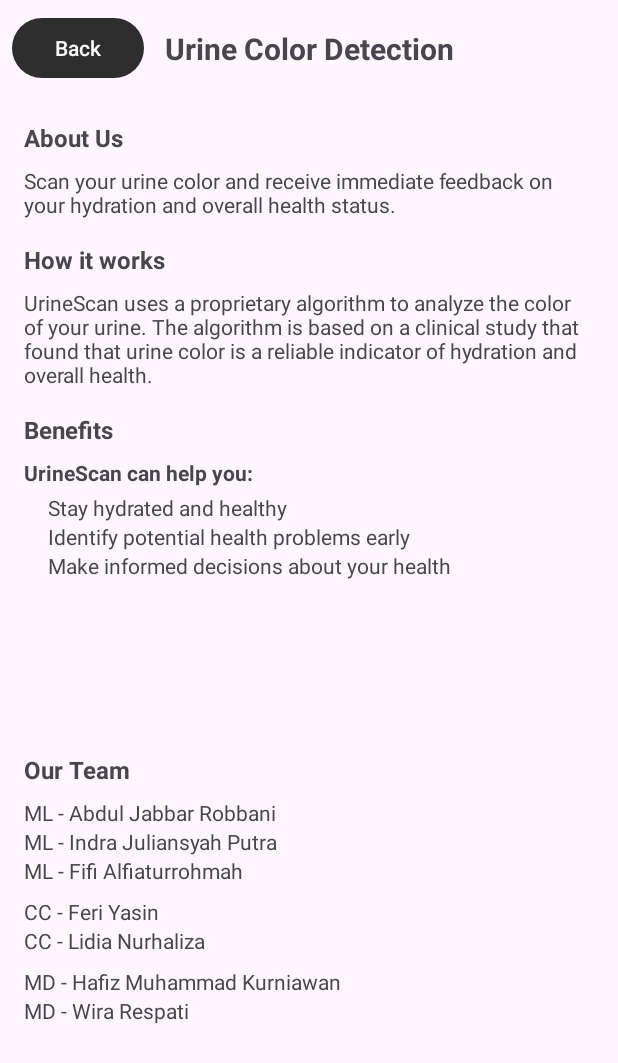
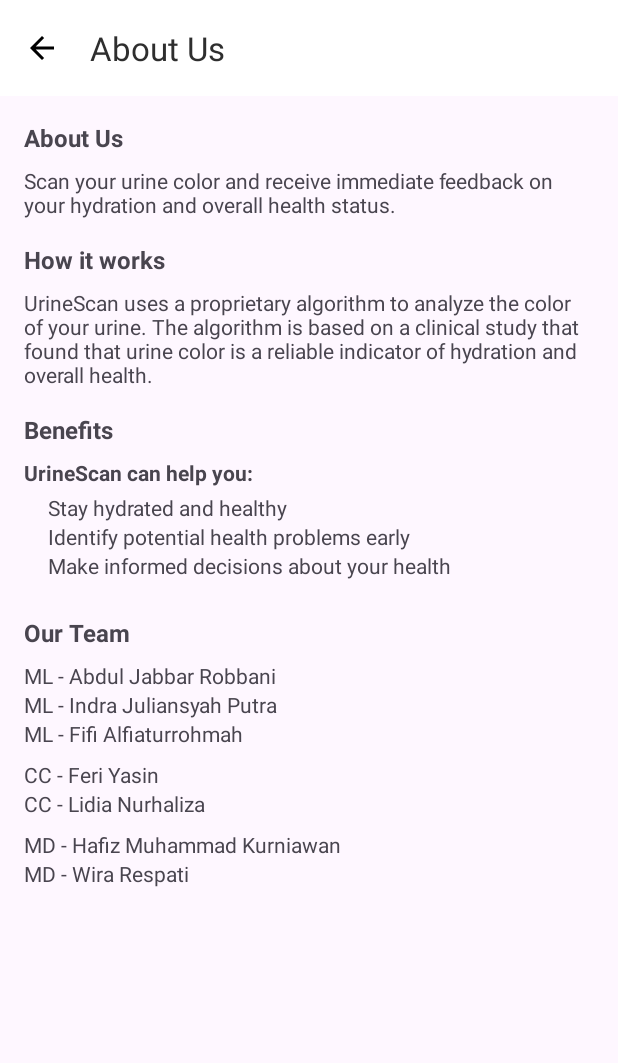
Before and after one commit to Capstone-Project-CH2-PS036/Mobile-Development, an Android app: the AboutPage screen opened directly, with no data from a screen before it, on a phone screen of 412 x 824 dp. Shown: the top 1063 px of the screen. Run offline under Robolectric (Android 15) with nearby library versions, the phone set to English and light mode, and no system bars.

Commit message:
nyamain toolbar

```diff
--- a/app/src/main/java/id/project/capstone/AboutPage.kt
+++ b/app/src/main/java/id/project/capstone/AboutPage.kt
@@ -13,9 +13,8 @@
         binding = ActivityAboutPageBinding.inflate(layoutInflater)
         setContentView(binding.root)
 
-        binding.btnBack.setOnClickListener{
-            val intent = Intent(this@AboutPage, MainActivity::class.java)
-            startActivity(intent)
+        binding.toolbar.setNavigationOnClickListener {
+            onBackPressed()
         }
 
     }
--- a/app/src/main/res/layout/activity_about_page.xml
+++ b/app/src/main/res/layout/activity_about_page.xml
@@ -6,18 +6,38 @@
     android:layout_height="match_parent"
     tools:context=".AboutPage">
 
+    <com.google.android.material.appbar.AppBarLayout
+        android:id="@+id/appBarLayout"
+        android:layout_width="match_parent"
+        android:layout_height="65dp"
+        app:layout_constraintEnd_toEndOf="parent"
+        app:layout_constraintStart_toStartOf="parent"
+        app:layout_constraintTop_toTopOf="parent">
+
+        <com.google.android.material.appbar.MaterialToolbar
+            android:id="@+id/toolbar"
+            android:layout_width="match_parent"
+            android:layout_height="?attr/actionBarSize"
+            android:background="@color/white"
+            android:textStyle="bold"
+            app:navigationIcon="@drawable/ic_back"
+            app:title="About Us"
+            app:titleTextColor="@color/primary" />
+
+    </com.google.android.material.appbar.AppBarLayout>
+
     <TextView
         android:id="@+id/tv_namaTim"
         android:layout_width="wrap_content"
         android:layout_height="wrap_content"
         android:layout_marginStart="16dp"
-        android:layout_marginTop="8dp"
 
+        android:layout_marginTop="24dp"
+        android:text="@string/our_team"
         android:textSize="16sp"
         android:textStyle="bold"
-        android:text="@string/our_team"
         app:layout_constraintStart_toStartOf="parent"
-        app:layout_constraintTop_toTopOf="@+id/guideline10" />
+        app:layout_constraintTop_toBottomOf="@+id/tv_decsWorks5" />
 
     <TextView
         android:id="@+id/tv_nama1"
@@ -85,29 +105,6 @@
         app:layout_constraintStart_toStartOf="parent"
         app:layout_constraintTop_toBottomOf="@+id/tv_nama6" />
 
-    <TextView
-        android:id="@+id/tvNamaApp"
-        android:layout_width="wrap_content"
-        android:layout_height="wrap_content"
-        android:text="@string/app_name"
-
-
-        android:textSize="20sp"
-        android:textStyle="bold"
-        app:layout_constraintBottom_toTopOf="@+id/guideline2"
-        app:layout_constraintEnd_toEndOf="parent"
-        app:layout_constraintStart_toStartOf="parent"
-        app:layout_constraintTop_toTopOf="parent" />
-
-    <Button
-        android:id="@+id/btn_back"
-        android:layout_width="wrap_content"
-        android:layout_height="wrap_content"
-        android:layout_marginStart="8dp"
-        android:layout_marginTop="8dp"
-        android:text="@string/back"
-        app:layout_constraintStart_toStartOf="parent"
-        app:layout_constraintTop_toTopOf="parent" />
 
     <androidx.constraintlayout.widget.Guideline
         android:id="@+id/guideline2"
```
